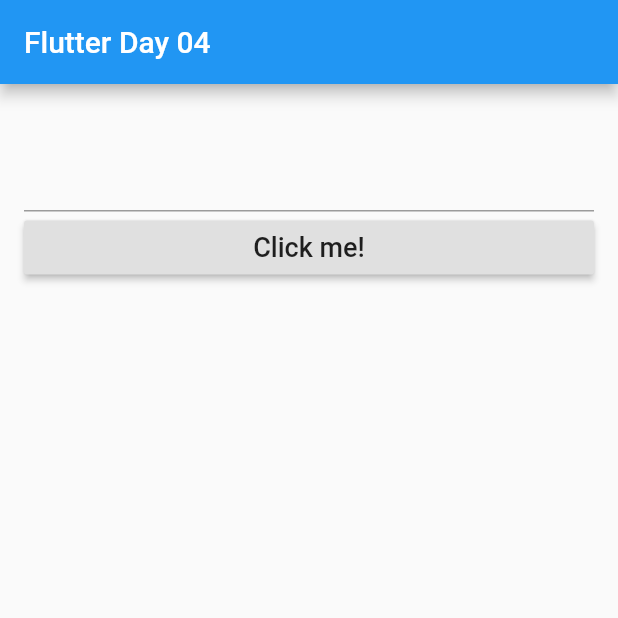
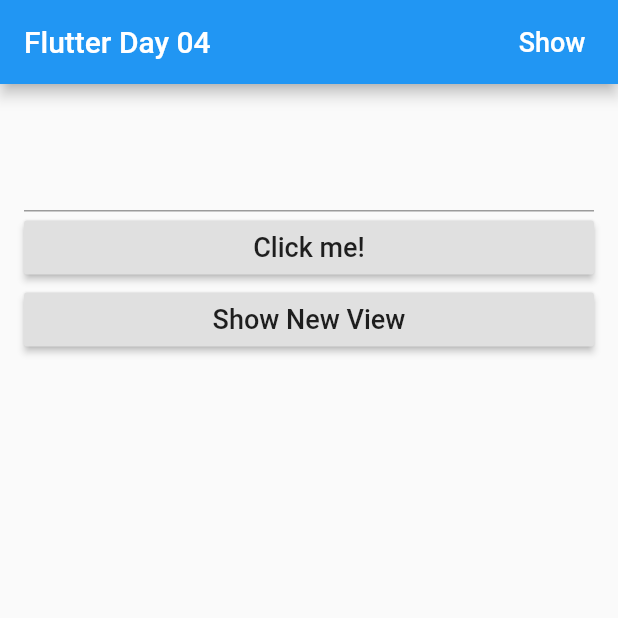
Before and after one commit to vokhotnikov/31flutter, a Flutter app: the screen it shows after launch, after a tap on "Click me!", on a phone screen of 412 x 824 dp, the top half of it. Run offline on Flutter 3.47's test engine with Material 2 defaults, Android fonts, the phone set to English and light mode, and no system bars.

Commit message:
Implemented day04

```diff
--- a/day04/lib/main.dart
+++ b/day04/lib/main.dart
@@ -12,20 +12,27 @@ class MyApp extends StatelessWidget {
           textTheme: TextTheme(
               body1: TextStyle(fontSize: 18.0),
               button: TextStyle(fontSize: 18.0))),
-      home: Day03HomePage(),
+      home: Day04HomePage(),
     );
   }
 }
 
-class Day03HomePage extends StatelessWidget {
+class Day04HomePage extends StatelessWidget {
   @override
   Widget build(BuildContext context) {
     return Scaffold(
-        appBar: AppBar(title: Text("Flutter Day 04")),
-        body: Container(
-          padding: EdgeInsets.all(16.0),
-          child: ControlsWidget()
-        ));
+        appBar: AppBar(
+          title: Text("Flutter Day 04"),
+          actions: <Widget>[
+            FlatButton(
+              child: Text("Show", style: TextStyle(color: Colors.white)),
+              onPressed: () => Navigator.push(context,
+                  MaterialPageRoute(builder: (context) => SecondRoute())),
+            )
+          ],
+        ),
+        body:
+            Container(padding: EdgeInsets.all(16.0), child: ControlsWidget()));
   }
 }
 
@@ -52,7 +59,13 @@ class _ControlsState extends State<ControlsWidget> {
       children: <Widget>[
         Text(_text),
         TextField(onChanged: _updateEditContents),
-        RaisedButton(child: Text("Click me!"), onPressed: _copyToText)
+        RaisedButton(child: Text("Click me!"), onPressed: _copyToText),
+        RaisedButton(
+            child: Text("Show New View"),
+            onPressed: () => {
+                  Navigator.push(context,
+                      MaterialPageRoute(builder: (context) => SecondRoute()))
+                })
       ],
     );
   }
@@ -62,3 +75,17 @@ class ControlsWidget extends StatefulWidget {
   @override
   _ControlsState createState() => _ControlsState();
 }
+
+class SecondRoute extends StatelessWidget {
+  @override
+  Widget build(BuildContext context) {
+    return Scaffold(
+        appBar: AppBar(title: Text("Flutter Day 04")),
+        body: Container(
+            padding: EdgeInsets.all(16.0),
+            child: Center(
+                child: RaisedButton(
+                    child: Text("Close Modal"),
+                    onPressed: () => Navigator.pop(context)))));
+  }
+}
--- /dev/null
+++ b/day04/res/values/strings_en.arb
@@ -0,0 +1 @@
+{}
```
